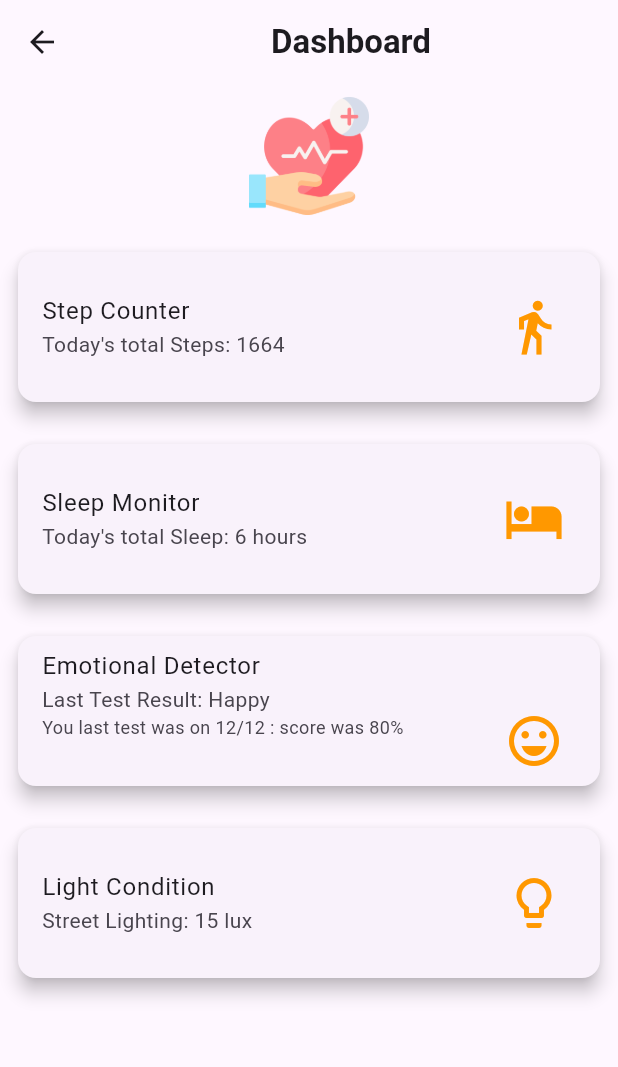
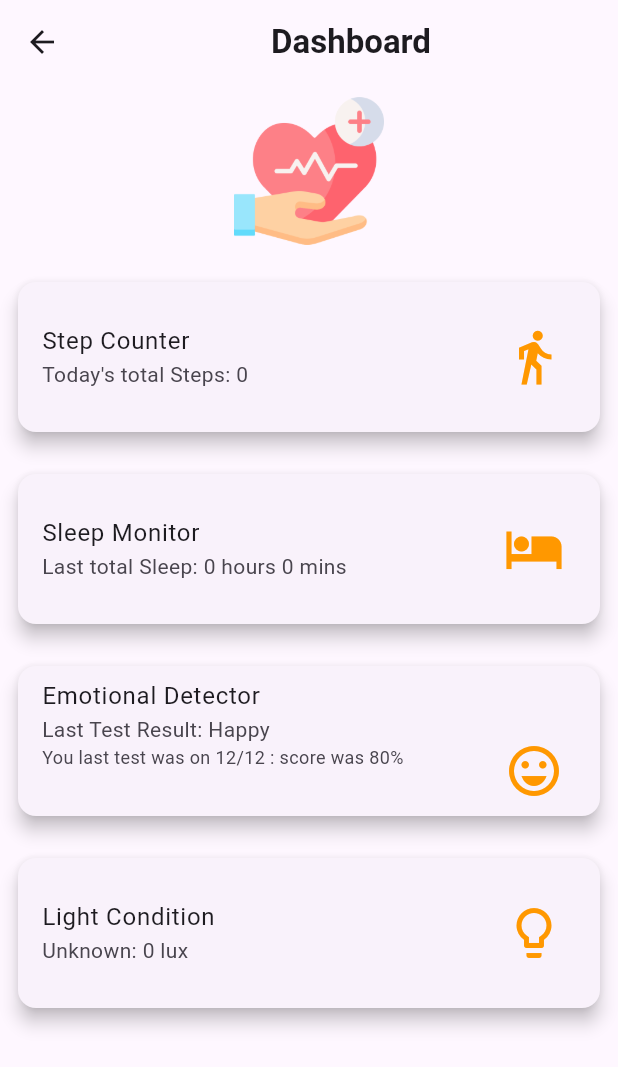
Before and after one commit to imshaaz21/Health_Companion_App, a Flutter app: the DashboardScreen screen opened directly, on a phone screen of 412 x 824 dp. Shown: the top 1067 px of the screen. Run offline on Flutter 3.47's test engine with Material 3 defaults, Android fonts, the phone set to English and light mode, and no system bars; our stand-ins replace sensors_plus, shared_preferences, syncfusion_flutter_charts; missing offline and left inert: light, proximity_sensor; accounts and stored records are empty; statements that could not run were skipped.

Commit message:
integrate with providers

```diff
--- /dev/null
+++ b/lib/providers/sleep_monitor_provider.dart
@@ -0,0 +1,142 @@
+import 'package:flutter/material.dart';
+import 'package:shared_preferences/shared_preferences.dart';
+
+class SleepMonitorProvider with ChangeNotifier {
+  String _sleepDuration = '0';
+  String _lightCondition = 'Unknown';
+  double _luxValue = 0.0;
+  Map<String, double> _sleepHistory = {};
+
+  String get sleepDuration => _sleepDuration;
+  String get lightCondition => _lightCondition;
+  double get luxValue => _luxValue;
+
+  Map<String, double> get sleepHistory => _sleepHistory;
+
+  SleepMonitorProvider() {
+    loadSleepHistory();
+    // resetSleepHistory();
+  }
+
+  void updateSleepDuration(String newDuration) {
+    _sleepDuration = newDuration;
+    notifyListeners();
+  }
+
+  void updateLuxValue(double luxValue) {
+    _setLightCondition(luxValue);
+    _luxValue = luxValue;
+    notifyListeners();
+  }
+
+  void _setLightCondition(double luxValue) {
+    if (luxValue >= 50000) {
+      _lightCondition = 'British Summer sunshine';
+    } else if (luxValue >= 10000 && luxValue < 50000) {
+      _lightCondition = 'Ambient Daylight';
+    } else if (luxValue >= 1000 && luxValue < 10000) {
+      _lightCondition = 'Overcast daylight';
+    } else if (luxValue >= 500 && luxValue < 1000) {
+      _lightCondition = 'Well lit office';
+    } else if (luxValue >= 400 && luxValue < 500) {
+      _lightCondition = 'Sunset & Sunrise';
+    } else if (luxValue >= 120 && luxValue < 400) {
+      _lightCondition = 'Family living room';
+    } else if (luxValue >= 100 && luxValue < 120) {
+      _lightCondition = 'Lifts';
+    } else if (luxValue >= 15 && luxValue < 100) {
+      _lightCondition = 'Street lightning';
+    } else if (luxValue >= 1 && luxValue < 15) {
+      _lightCondition = 'Moonlight (full moon)';
+    } else if (luxValue >= 0.1 && luxValue < 1) {
+      _lightCondition = 'Night (No moon)';
+    } else {
+      _lightCondition = 'Unknown';
+    }
+  }
+
+  Future<void> loadSleepHistory() async {
+    final pref = await SharedPreferences.getInstance();
+    final sleepHistory = pref.getStringList('sleepHistory') ?? [];
+
+    if (sleepHistory.length < 2) {
+      final today = DateTime.now();
+      for (int i = 0; i < 4; i++) {
+        final date = today.subtract(Duration(days: i + 1));
+        final weekDay = _getWeekDayAbbreviation(date.weekday);
+        _sleepHistory[weekDay] = 2 * (i + 1);
+      }
+    } else {
+      _sleepHistory = {
+        for (var item in sleepHistory)
+          item.substring(0, 3): double.parse(item.substring(3))
+      };
+    }
+    notifyListeners();
+  }
+
+  Future<void> addSleepData(double sleepDuration) async {
+    final weekDay = _getWeekDayAbbreviation(DateTime.now().weekday);
+    _sleepHistory[weekDay] = (_sleepHistory[weekDay] ?? 0) + sleepDuration;
+    if (_sleepHistory.length > 5) {
+      final oldestEntryKey = _sleepHistory.keys.first;
+      _sleepHistory.remove(oldestEntryKey);
+    }
+    await _saveSleepHistory();
+    debugPrint('Sleep history: $_sleepHistory');
+    notifyListeners();
+  }
+
+  String _getWeekDayAbbreviation(int weekDay) {
+    switch (weekDay) {
+      case DateTime.monday:
+        return 'Mon';
+      case DateTime.tuesday:
+        return 'Tue';
+      case DateTime.wednesday:
+        return 'Wed';
+      case DateTime.thursday:
+        return 'Thu';
+      case DateTime.friday:
+        return 'Fri';
+      case DateTime.saturday:
+        return 'Sat';
+      case DateTime.sunday:
+        return 'Sun';
+      default:
+        return '';
+    }
+  }
+
+  Future<void> _saveSleepHistory() async {
+    final pref = await SharedPreferences.getInstance();
+    await pref.setStringList(
+      'sleepHistory',
+      _sleepHistory.entries
+          .map((entry) => '${entry.key}${entry.value.toStringAsFixed(2)}')
+          .toList(),
+    );
+  }
+
+  String get todaysSleepHours {
+    final weekDay = _getWeekDayAbbreviation(DateTime.now().weekday);
+    final todaySleepDuration = _sleepHistory[weekDay] ?? 0;
+    return (todaySleepDuration / 3600).toStringAsFixed(2);
+  }
+
+  String get todaysSleepDurationFormatted {
+    final weekDay = _getWeekDayAbbreviation(DateTime.now().weekday);
+    final todaySleepDurationSeconds = _sleepHistory[weekDay] ?? 0;
+
+    final hours = todaySleepDurationSeconds ~/ 3600;
+    final minutes = (todaySleepDurationSeconds % 3600) ~/ 60;
+
+    return '$hours hours $minutes mins';
+  }
+
+  Future<void> resetSleepHistory() async {
+    _sleepHistory.clear();
+    await _saveSleepHistory();
+    notifyListeners();
+  }
+}
--- a/lib/screens/dashboard_screen.dart
+++ b/lib/screens/dashboard_screen.dart
@@ -1,5 +1,7 @@
 import 'package:flutter/material.dart';
-import 'package:flutter/widgets.dart';
+import 'package:health_companion_app/providers/sleep_monitor_provider.dart';
+import 'package:health_companion_app/providers/step_counter_provider.dart';
+import 'package:provider/provider.dart';
 
 class DashboardScreen extends StatefulWidget {
   const DashboardScreen({super.key});
@@ -22,6 +24,8 @@ class _DashboardScreenState extends State<DashboardScreen> {
       ),
       body: Padding(
         padding: const EdgeInsets.all(8.0),
+        child: SingleChildScrollView(
+          scrollDirection: Axis.vertical,
           child: Center(
             child: Column(
               crossAxisAlignment: CrossAxisAlignment.stretch,
@@ -29,7 +33,7 @@ class _DashboardScreenState extends State<DashboardScreen> {
               children: [
                 Image.asset(
                   'images/healthcare.png', // Path to your logo asset
-                height: 80, // Adjust the height of the logo as needed
+                  height: 100, // Adjust the height of the logo as needed
                 ),
                 const SizedBox(height: 20),
                 Card(
@@ -40,7 +44,8 @@ class _DashboardScreenState extends State<DashboardScreen> {
                     child: Center(
                       child: ListTile(
                         title: const Text('Step Counter'),
-                      subtitle: const Text("Today's total Steps: 1664"),
+                        subtitle: Text(
+                            "Today's total Steps: ${Provider.of<StepCounterProvider>(context, listen: true).todaySteps}"),
                         trailing: const Icon(
                           Icons.directions_walk,
                           color: Colors.orange,
@@ -62,7 +67,9 @@ class _DashboardScreenState extends State<DashboardScreen> {
                     child: Center(
                       child: ListTile(
                         title: const Text('Sleep Monitor'),
-                      subtitle: const Text("Today's total Sleep: 6 hours"),
+                        subtitle: Text(
+                          "Last total Sleep: ${(Provider.of<SleepMonitorProvider>(context, listen: true).todaysSleepDurationFormatted)}",
+                        ),
                         trailing: const Icon(
                           Icons.local_hotel,
                           color: Colors.orange,
@@ -114,13 +121,13 @@ class _DashboardScreenState extends State<DashboardScreen> {
                     child: Center(
                       child: ListTile(
                         title: const Text('Light Condition'),
-                      subtitle: const Text('Street Lighting: 15 lux'),
+                        subtitle: Text(
+                            '${Provider.of<SleepMonitorProvider>(context, listen: true).lightCondition}: ${Provider.of<SleepMonitorProvider>(context, listen: true).luxValue.toInt()} lux'),
                         trailing: const Icon(
                           Icons.lightbulb_outline_rounded,
                           color: Colors.orange,
                           size: 40,
                         ),
-                      onTap: () => Navigator.pushNamed(context, '/lux_meter'),
                       ),
                     ),
                   ),
@@ -129,6 +136,7 @@ class _DashboardScreenState extends State<DashboardScreen> {
             ),
           ),
         ),
+      ),
       // bottomNavigationBar: const BottomNavBar(),
     );
   }
```
Lines whose indentation alone changed are shown as unchanged.
